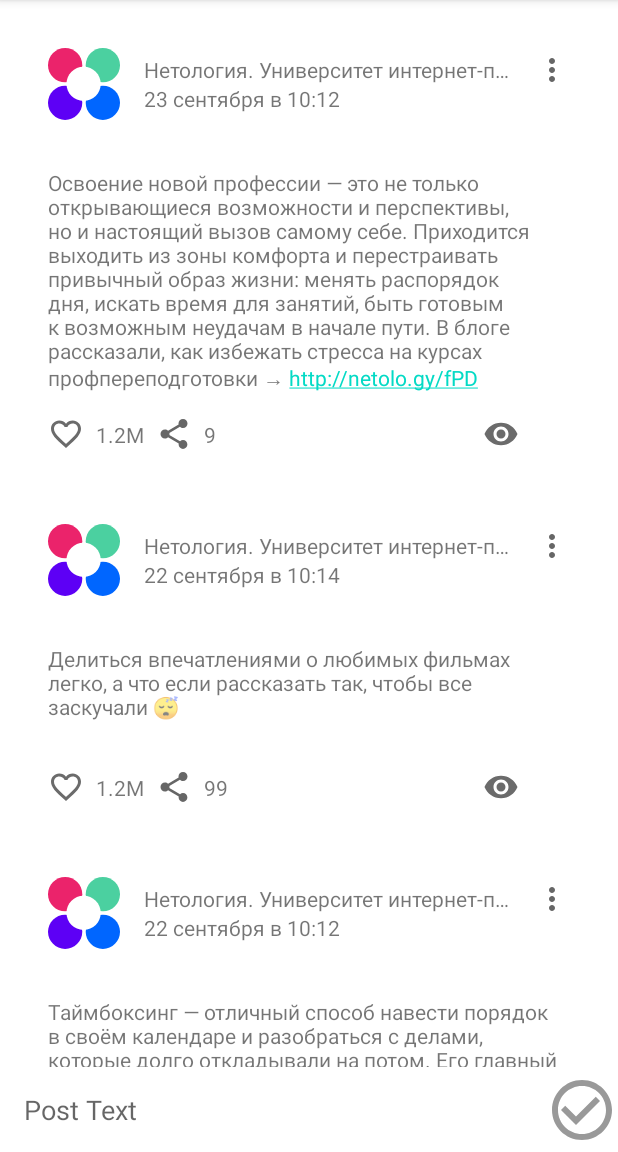
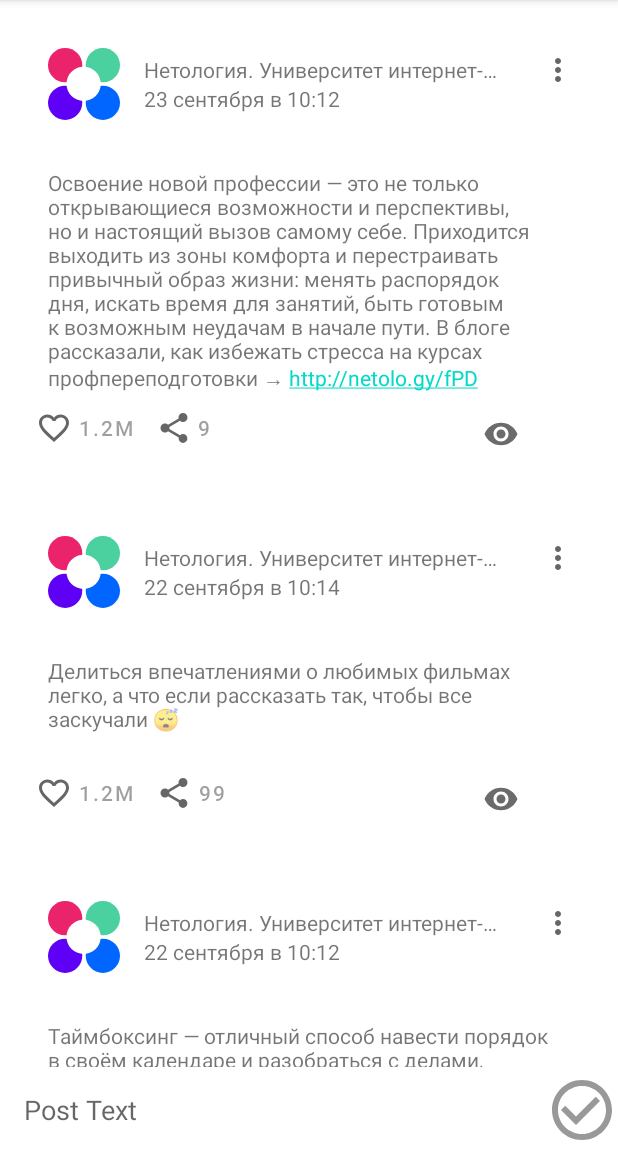
Before and after one commit to Tomato1937/NMedia_ind, an Android app: the screen it shows after launch (MainActivity), on a phone screen of 412 x 824 dp, the part 84-1236 px from its top. Run offline under Robolectric (Android 15) with nearby library versions, the phone set to English and light mode, and no system bars.

Commit message:
Homework2_5

```diff
--- a/app/src/main/java/ru/netology/nmedia/adapter/PostViewHolder.kt
+++ b/app/src/main/java/ru/netology/nmedia/adapter/PostViewHolder.kt
@@ -33,17 +33,15 @@ class PostViewHolder(
                 }
             }.show()
         }
-        ibLike.setImageResource(
-            if (post.likedByMe) R.drawable.ic_baseline_favorited_border_24
-            else R.drawable.ic_baseline_favorite_border_24
-        )
+        ibLike.isChecked = post.likedByMe
         ibLike.setOnClickListener {
             onInteractionListener.onLike(post)
         }
-        tvLike.text = totalCount(post.likes)
+        ibLike.text = totalCount(post.likes)
+        ibShare.isCheckable=false
         ibShare.setOnClickListener {
             onInteractionListener.onShare(post)
         }
-        tvShare.text = totalCount(post.shares)
+        ibShare.text = totalCount(post.shares)
     }
 }
--- /dev/null
+++ b/app/src/main/res/color/icon_button_tint.xml
@@ -0,0 +1,4 @@
+<?xml version="1.0" encoding="utf-8"?>
+<selector xmlns:android="http://schemas.android.com/apk/res/android">
+    <item android:color="?attr/colorControlNormal" />
+</selector>
--- /dev/null
+++ b/app/src/main/res/color/like_checkbox_tint.xml
@@ -0,0 +1,5 @@
+<?xml version="1.0" encoding="utf-8"?>
+<selector xmlns:android="http://schemas.android.com/apk/res/android">
+    <item android:color="#ff0000" android:state_checked="true"/>
+    <item android:color="?attr/colorControlNormal" />
+</selector>
--- /dev/null
+++ b/app/src/main/res/drawable/ic_like_24dp.xml
@@ -0,0 +1,11 @@
+<?xml version="1.0" encoding="utf-8"?>
+<selector xmlns:android="http://schemas.android.com/apk/res/android">
+    <item
+        android:drawable="@drawable/ic_like_filled_24dp"
+        android:state_checked="true"
+        />
+
+    <item
+        android:drawable="@drawable/ic_like_outlined_24dp"
+        />
+</selector>
--- a/app/src/main/res/drawable/ic_baseline_favorite_border_24.xml
+++ b/app/src/main/res/drawable/ic_like_outlined_24dp.xml
@@ -1,4 +1,4 @@
-<vector android:height="24dp" android:tint="#6B6B6B"
+<vector android:height="24dp" android:tint="#999999"
     android:viewportHeight="24" android:viewportWidth="24"
     android:width="24dp" xmlns:android="http://schemas.android.com/apk/res/android">
     <path android:fillColor="@android:color/white" android:pathData="M16.5,3c-1.74,0 -3.41,0.81 -4.5,2.09C10.91,3.81 9.24,3 7.5,3 4.42,3 2,5.42 2,8.5c0,3.78 3.4,6.86 8.55,11.54L12,21.35l1.45,-1.32C18.6,15.36 22,12.28 22,8.5 22,5.42 19.58,3 16.5,3zM12.1,18.55l-0.1,0.1 -0.1,-0.1C7.14,14.24 4,11.39 4,8.5 4,6.5 5.5,5 7.5,5c1.54,0 3.04,0.99 3.57,2.36h1.87C13.46,5.99 14.96,5 16.5,5c2,0 3.5,1.5 3.5,3.5 0,2.89 -3.14,5.74 -7.9,10.05z"/>
--- a/app/src/main/res/layout/card_post.xml
+++ b/app/src/main/res/layout/card_post.xml
@@ -52,17 +52,17 @@
             app:layout_constraintStart_toEndOf="@id/ivAvatar"
             tools:text="@sample/posts.json/data/published" />
 
-        <ImageButton
+        <com.google.android.material.button.MaterialButton
             android:id="@+id/ibMenu"
+            style="@style/Widget.AppTheme.IconButton"
             android:layout_width="wrap_content"
             android:layout_height="wrap_content"
-            android:layout_marginEnd="@dimen/common_spacing"
-            android:background="@android:color/transparent"
+            android:checkable="false"
             android:contentDescription="@string/description_post_menu"
+            app:icon="@drawable/ic_more_vert_24"
+            app:layout_constraintBottom_toBottomOf="@id/tvAuthor"
             app:layout_constraintEnd_toEndOf="parent"
-            app:layout_constraintTop_toTopOf="@id/tvAuthor"
-            app:layout_constraintBottom_toBottomOf="@id/tvAuthor"
-            app:srcCompat="@drawable/ic_more_vert_24" />
+            app:layout_constraintTop_toTopOf="@id/tvAuthor" />
 
         <androidx.constraintlayout.widget.Barrier
             android:id="@+id/barrierTop"
@@ -91,50 +91,41 @@
             app:barrierDirection="bottom"
             app:constraint_referenced_ids="tvContent" />
 
-        <ImageButton
-            android:id="@+id/ibLike"
+        <com.google.android.material.button.MaterialButtonToggleGroup
+            android:id="@+id/toggleButton"
             android:layout_width="wrap_content"
             android:layout_height="wrap_content"
-            android:layout_marginStart="@dimen/common_spacing"
-            android:layout_marginTop="@dimen/common_spacing"
-            android:background="@android:color/transparent"
-            android:contentDescription="@string/description_post_menu"
             app:layout_constraintStart_toStartOf="parent"
-            app:layout_constraintTop_toBottomOf="@id/barrierContent"
-            app:srcCompat="@drawable/ic_baseline_favorite_border_24" />
+            app:layout_constraintTop_toBottomOf="@id/barrierContent">
 
-        <TextView
-            android:id="@+id/tvLike"
-            android:layout_width="0dp"
-            android:layout_height="wrap_content"
-            android:layout_marginStart="8dp"
-            app:layout_constraintStart_toEndOf="@id/ibLike"
-            app:layout_constraintTop_toTopOf="@id/ibLike"
-            app:layout_constraintBottom_toBottomOf="@id/ibLike"
-            tools:text="999"/>
+                <com.google.android.material.button.MaterialButton
+                    android:id="@+id/ibLike"
+                    style="@style/Widget.AppTheme.LikeButton"
+                    android:layout_width="wrap_content"
+                    android:layout_height="wrap_content"
+                    android:checkable="true"
+                    android:contentDescription="@string/description_post_like"
+                    app:icon="@drawable/ic_like_24dp"
+                    app:layout_constraintStart_toStartOf="parent"
+                    app:layout_constraintTop_toBottomOf="@id/barrierContent"
+                    tools:checked="@sample/posts.json/data/likedByMe"
+                    tools:text="@sample/posts.json/data/likes" />
 
+                <com.google.android.material.button.MaterialButton
+                    android:id="@+id/ibShare"
+                    style="@style/Widget.AppTheme.ShareButton"
+                    android:layout_width="wrap_content"
+                    android:layout_height="wrap_content"
+                    android:layout_marginStart="72dp"
+                    android:checkable="false"
+                    android:contentDescription="@string/description_share"
+                    app:icon="@drawable/ic_baseline_share_24"
+                    app:layout_constraintStart_toStartOf="@id/toggleButton"
+                    tools:checked="@sample/posts.json/data/shares"
+                    tools:layout_editor_absoluteY="280dp"
+                    tools:text="@sample/posts.json/data/shares" />
 
-        <ImageButton
-            android:id="@+id/ibShare"
-            android:layout_width="wrap_content"
-            android:layout_height="wrap_content"
-            android:layout_marginStart="@dimen/posts_avatar_size"
-            android:layout_marginTop="@dimen/common_spacing"
-            android:background="@android:color/transparent"
-            android:contentDescription="@string/description_post_menu"
-            app:layout_constraintStart_toEndOf="@id/ibLike"
-            app:layout_constraintTop_toBottomOf="@id/barrierContent"
-            app:srcCompat="@drawable/ic_baseline_share_24" />
-
-        <TextView
-            android:id="@+id/tvShare"
-            android:layout_width="0dp"
-            android:layout_height="wrap_content"
-            android:layout_marginStart="8dp"
-            app:layout_constraintStart_toEndOf="@id/ibShare"
-            app:layout_constraintTop_toTopOf="@id/ibShare"
-            app:layout_constraintBottom_toBottomOf="@id/ibShare"
-            tools:text="999"/>
+        </com.google.android.material.button.MaterialButtonToggleGroup>
 
         <ImageButton
             android:id="@+id/ibView"
--- a/app/src/main/res/values-night/themes.xml
+++ b/app/src/main/res/values-night/themes.xml
@@ -12,5 +12,6 @@
         <!-- Status bar color. -->
         <item name="android:statusBarColor" tools:targetApi="l">?attr/colorPrimaryVariant</item>
         <!-- Customize your theme here. -->
+
     </style>
 </resources>
--- a/app/src/main/res/values/dimens.xml
+++ b/app/src/main/res/values/dimens.xml
@@ -2,4 +2,6 @@
 <resources>
     <dimen name="common_spacing">16dp</dimen>
     <dimen name="posts_avatar_size">48dp</dimen>
+    <dimen name="icon_button_padding">12dp</dimen>
+    <dimen name="icon_button_min_size">48dp</dimen>
 </resources>
--- a/app/src/main/res/values/strings.xml
+++ b/app/src/main/res/values/strings.xml
@@ -1,6 +1,8 @@
 <resources>
     <string name="app_name">NMedia</string>
     <string name="hi">NMedia!</string>
+    <string name="description_share">Share</string>
+    <string name="description_post_like" translatable="false">Like</string>
     <string name="description_post_author_avatar">Post author avatar</string>
     <string name="description_post_menu">Post menu</string>
     <string name="menu_remove">Remove</string>
--- /dev/null
+++ b/app/src/main/res/values/styles.xml
@@ -0,0 +1,27 @@
+<resources>
+    <style name="Widget.AppTheme.IconButton" parent="Widget.MaterialComponents.Button.TextButton.Icon">
+        <item name="iconTint">@color/icon_button_tint</item>
+        <item name="iconPadding">0dp</item>
+        <item name="android:insetTop">0dp</item>
+        <item name="android:insetBottom">0dp</item>
+        <item name="android:paddingStart">@dimen/icon_button_padding</item>
+        <item name="android:paddingEnd">@dimen/icon_button_padding</item>
+        <item name="android:minWidth">@dimen/icon_button_min_size</item>
+        <item name="android:minHeight">@dimen/icon_button_min_size</item>
+    </style>
+
+    <style name="Widget.AppTheme.LikeButton" parent="Widget.MaterialComponents.Button.TextButton.Icon">
+        <item name="iconTint">@color/like_checkbox_tint</item>
+        <item name="android:minWidth">@dimen/icon_button_min_size</item>
+        <item name="android:minHeight">@dimen/icon_button_min_size</item>
+        <item name="backgroundTint">#00000000</item>
+        <item name="android:textColor">#60000000</item>
+    </style>
+
+    <style name="Widget.AppTheme.ShareButton" parent="Widget.MaterialComponents.Button.TextButton.Icon">
+        <item name="iconTint">@color/icon_button_tint</item>
+        <item name="android:minWidth">@dimen/icon_button_min_size</item>
+        <item name="android:minHeight">@dimen/icon_button_min_size</item>
+        <item name="android:textColor">#60000000</item>
+    </style>
+</resources>
```
Also changed, not shown: app/src/main/res/drawable/ic_like_filled_24dp.xml (renamed from app/src/main/res/drawable/ic_baseline_favorited_border_24.xml), 2 other files.
